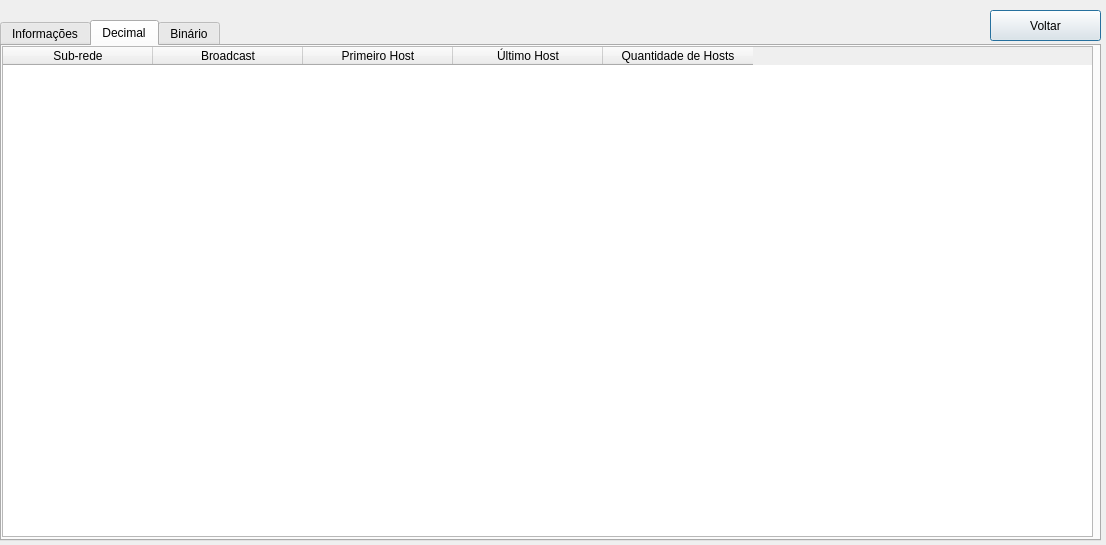
Old version of the form telaresultados.ui in the repository danilloism/calculadoraIPv4.
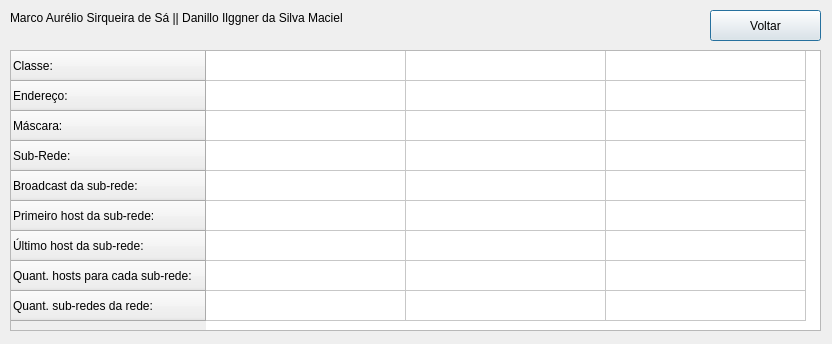
New version of the form. The open tabs and pages were chosen to show the change.

What changed in the file:
```diff
--- a/telaresultados.ui
+++ b/telaresultados.ui
@@ -6,36 +6,46 @@
    <rect>
     <x>0</x>
     <y>0</y>
-    <width>1106</width>
-    <height>545</height>
+    <width>832</width>
+    <height>344</height>
    </rect>
   </property>
   <property name="windowTitle">
    <string>Calculadora IPV4 - Resultado</string>
   </property>
-  <widget class="QTabWidget" name="tabWidget">
+  <widget class="QPushButton" name="pushButton">
    <property name="geometry">
     <rect>
-     <x>0</x>
-     <y>20</y>
-     <width>1101</width>
-     <height>521</height>
+     <x>710</x>
+     <y>10</y>
+     <width>111</width>
+     <height>31</height>
     </rect>
    </property>
-   <property name="currentIndex">
-    <number>0</number>
+   <property name="text">
+    <string>Voltar</string>
    </property>
-   <widget class="QWidget" name="tabInformacoes">
-    <attribute name="title">
-     <string>Informações</string>
-    </attribute>
+  </widget>
+  <widget class="QLabel" name="label">
+   <property name="geometry">
+    <rect>
+     <x>10</x>
+     <y>10</y>
+     <width>361</width>
+     <height>16</height>
+    </rect>
+   </property>
+   <property name="text">
+    <string>Marco Aurélio Sirqueira de Sá || Danillo Ilggner da Silva Maciel</string>
+   </property>
+  </widget>
     <widget class="QTableWidget" name="tableWidgetInformacoes">
      <property name="geometry">
       <rect>
-       <x>0</x>
-       <y>0</y>
-       <width>1091</width>
-       <height>491</height>
+     <x>10</x>
+     <y>50</y>
+     <width>811</width>
+     <height>281</height>
       </rect>
      </property>
      <property name="editTriggers">
@@ -98,126 +108,6 @@
      <column/>
      <column/>
      <column/>
-    </widget>
-   </widget>
-   <widget class="QWidget" name="tabDecimal">
-    <attribute name="title">
-     <string>Decimal</string>
-    </attribute>
-    <widget class="QTableWidget" name="tableWidgetListagemDecimal">
-     <property name="geometry">
-      <rect>
-       <x>0</x>
-       <y>0</y>
-       <width>1091</width>
-       <height>491</height>
-      </rect>
-     </property>
-     <property name="editTriggers">
-      <set>QAbstractItemView::NoEditTriggers</set>
-     </property>
-     <attribute name="horizontalHeaderCascadingSectionResizes">
-      <bool>false</bool>
-     </attribute>
-     <attribute name="horizontalHeaderMinimumSectionSize">
-      <number>22</number>
-     </attribute>
-     <attribute name="horizontalHeaderDefaultSectionSize">
-      <number>150</number>
-     </attribute>
-     <attribute name="horizontalHeaderShowSortIndicator" stdset="0">
-      <bool>true</bool>
-     </attribute>
-     <column>
-      <property name="text">
-       <string>Sub-rede</string>
-      </property>
-     </column>
-     <column>
-      <property name="text">
-       <string>Broadcast</string>
-      </property>
-     </column>
-     <column>
-      <property name="text">
-       <string>Primeiro Host</string>
-      </property>
-     </column>
-     <column>
-      <property name="text">
-       <string>Último Host</string>
-      </property>
-     </column>
-     <column>
-      <property name="text">
-       <string>Quantidade de Hosts</string>
-      </property>
-     </column>
-    </widget>
-   </widget>
-   <widget class="QWidget" name="tabBinario">
-    <attribute name="title">
-     <string>Binário</string>
-    </attribute>
-    <widget class="QTableWidget" name="tableWidgetListagemBinaria">
-     <property name="geometry">
-      <rect>
-       <x>0</x>
-       <y>0</y>
-       <width>1091</width>
-       <height>491</height>
-      </rect>
-     </property>
-     <property name="editTriggers">
-      <set>QAbstractItemView::NoEditTriggers</set>
-     </property>
-     <attribute name="horizontalHeaderCascadingSectionResizes">
-      <bool>false</bool>
-     </attribute>
-     <attribute name="horizontalHeaderMinimumSectionSize">
-      <number>22</number>
-     </attribute>
-     <attribute name="horizontalHeaderDefaultSectionSize">
-      <number>270</number>
-     </attribute>
-     <attribute name="horizontalHeaderShowSortIndicator" stdset="0">
-      <bool>true</bool>
-     </attribute>
-     <column>
-      <property name="text">
-       <string>Sub-rede</string>
-      </property>
-     </column>
-     <column>
-      <property name="text">
-       <string>Broadcast</string>
-      </property>
-     </column>
-     <column>
-      <property name="text">
-       <string>Primeiro Host</string>
-      </property>
-     </column>
-     <column>
-      <property name="text">
-       <string>Último Host</string>
-      </property>
-     </column>
-    </widget>
-   </widget>
-  </widget>
-  <widget class="QPushButton" name="pushButton">
-   <property name="geometry">
-    <rect>
-     <x>990</x>
-     <y>10</y>
-     <width>111</width>
-     <height>31</height>
-    </rect>
-   </property>
-   <property name="text">
-    <string>Voltar</string>
-   </property>
   </widget>
  </widget>
  <resources/>
```
Lines whose indentation alone changed are shown as unchanged.
